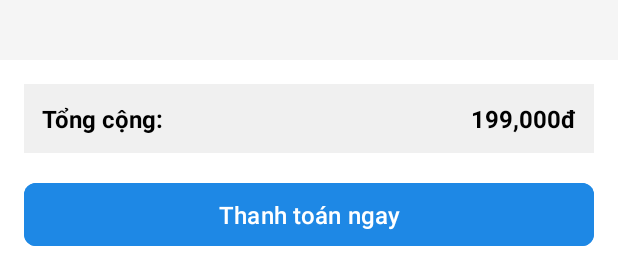
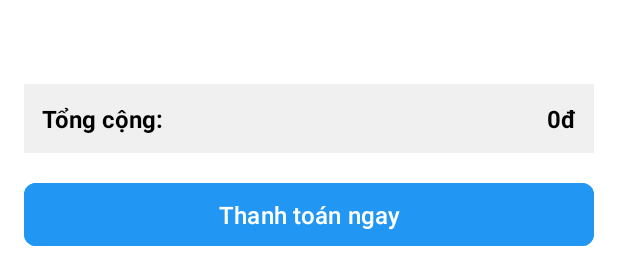
Before and after one commit to vothibichhop/Backend, an Android app: the layout activity_cart.xml on its own in the app's theme, with its tools: preview values and no code run, on a phone screen of 412 x 824 dp. Shown: the part 960-1233 px from the top of the screen. Run offline under Robolectric (Android 15) with nearby library versions, the light colour scheme and no system bars.

Commit message:
upload project

```diff
--- a/app/src/main/res/layout/activity_cart.xml
+++ b/app/src/main/res/layout/activity_cart.xml
@@ -3,7 +3,7 @@
     xmlns:app="http://schemas.android.com/apk/res-auto"
     android:layout_width="match_parent"
     android:layout_height="match_parent"
-    android:background="#F5F5F5">
+    android:background="#FFFFFF">
 
     <!-- Header -->
     <RelativeLayout
@@ -69,6 +69,17 @@
         android:layout_below="@id/dividerHeader"
         android:padding="8dp" />
 
+    <!-- Empty State -->
+    <TextView
+        android:id="@+id/tvEmptyCart"
+        android:layout_width="wrap_content"
+        android:layout_height="wrap_content"
+        android:layout_centerInParent="true"
+        android:text="Giỏ hàng của bạn đang trống"
+        android:textColor="#9E9E9E"
+        android:textSize="14sp"
+        android:visibility="gone" />
+
     <!-- Bottom Section -->
     <LinearLayout
         android:id="@+id/llBottomCart"
@@ -99,7 +110,7 @@
                 android:layout_width="wrap_content"
                 android:layout_height="wrap_content"
                 android:layout_alignParentEnd="true"
-                android:text="199,000đ"
+                android:text="0đ"
                 android:textColor="#000000"
                 android:textSize="16sp"
                 android:textStyle="bold" />
@@ -109,7 +120,7 @@
             android:id="@+id/btnCheckout"
             android:layout_width="match_parent"
             android:layout_height="50dp"
-            android:backgroundTint="#1E88E5"
+            android:backgroundTint="#2196F3"
             android:text="Thanh toán ngay"
             android:textAllCaps="false"
             android:textColor="#FFFFFF"
--- a/app/src/main/res/values/themes.xml
+++ b/app/src/main/res/values/themes.xml
@@ -6,6 +6,10 @@
     </style>
 
     <style name="Theme.DuAnNhom" parent="Base.Theme.DuAnNhom" />
+
+    <style name="CustomDialogTheme" parent="Theme.Material3.Light.Dialog">
+        <item name="android:windowBackground">@android:color/transparent</item>
+    </style>
 
     <!-- Product Item Styles -->
     <style name="ProductItemStyle">
```
Also changed, not shown: app/src/main/java/com/example/duannhom/CartActivity.java (+37 -9 lines), app/src/main/java/com/example/duannhom/CartAdapter.java (+24 -0 lines), app/src/main/res/layout/dialog_clear_all.xml (added, +55 -0 lines).
